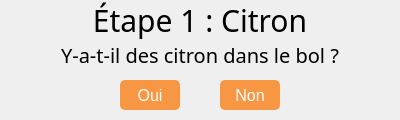
The window that RaspberryPi/GUI/cocktailStep2Button.ui (Nico-GYW/cocktail_machine) describes before a commit, drawn with Qt 5.
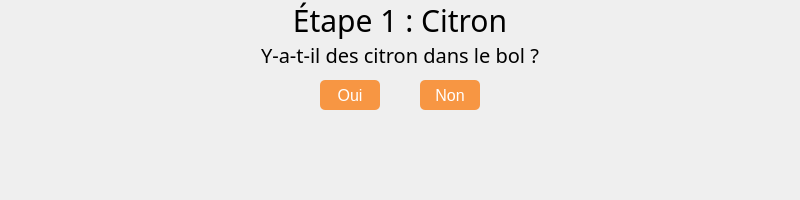
The same window after the commit.

```diff
--- a/RaspberryPi/GUI/cocktailStep2Button.ui
+++ b/RaspberryPi/GUI/cocktailStep2Button.ui
@@ -6,8 +6,8 @@
    <rect>
     <x>0</x>
     <y>0</y>
-    <width>400</width>
-    <height>120</height>
+    <width>800</width>
+    <height>200</height>
    </rect>
   </property>
   <property name="sizePolicy">
@@ -18,14 +18,14 @@
   </property>
   <property name="minimumSize">
    <size>
-    <width>400</width>
-    <height>120</height>
+    <width>800</width>
+    <height>200</height>
    </size>
   </property>
   <property name="maximumSize">
    <size>
-    <width>400</width>
-    <height>120</height>
+    <width>800</width>
+    <height>200</height>
    </size>
   </property>
   <widget class="QLabel" name="stepTitle">
@@ -33,7 +33,7 @@
     <rect>
      <x>0</x>
      <y>0</y>
-     <width>400</width>
+     <width>800</width>
      <height>40</height>
     </rect>
    </property>
@@ -59,7 +59,7 @@
     <rect>
      <x>0</x>
      <y>40</y>
-     <width>400</width>
+     <width>800</width>
      <height>30</height>
     </rect>
    </property>
@@ -83,7 +83,7 @@
   <widget class="QPushButton" name="button_1">
    <property name="geometry">
     <rect>
-     <x>120</x>
+     <x>320</x>
      <y>80</y>
      <width>60</width>
      <height>30</height>
@@ -109,7 +109,7 @@
   <widget class="QPushButton" name="button_2">
    <property name="geometry">
     <rect>
-     <x>220</x>
+     <x>420</x>
      <y>80</y>
      <width>60</width>
      <height>30</height>
```
